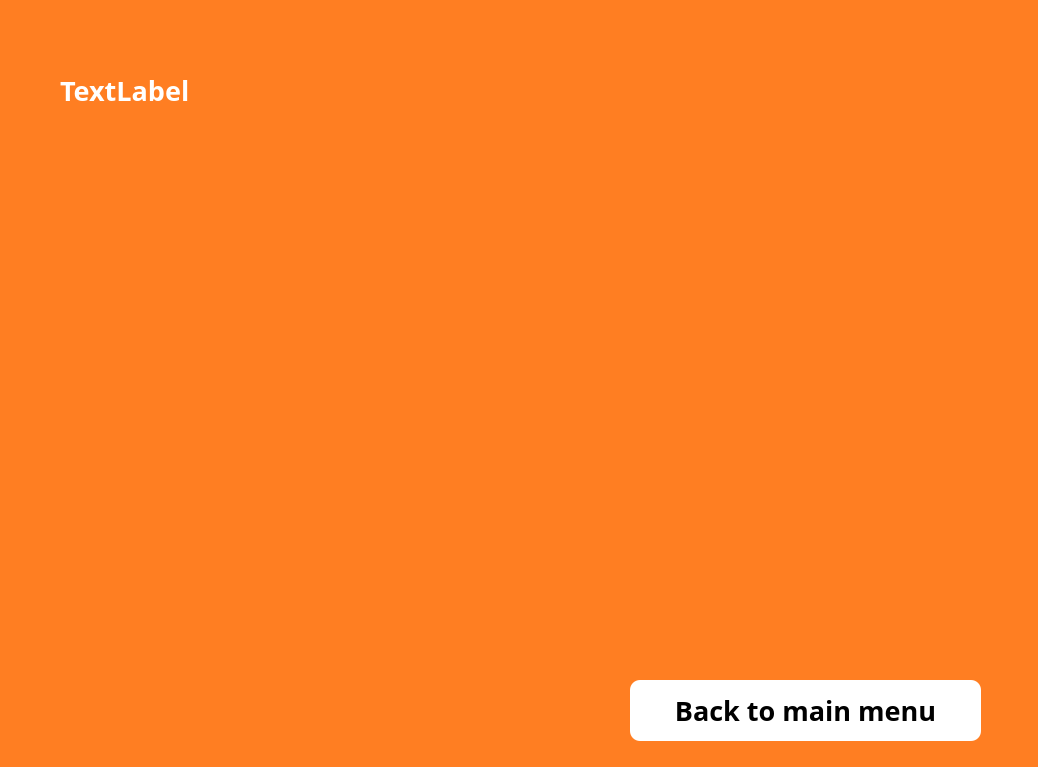
Old version of the form DailyQuarantineApp/DailyQuarantineApp/TreeGame.ui in the repository brasilnike/DNC.
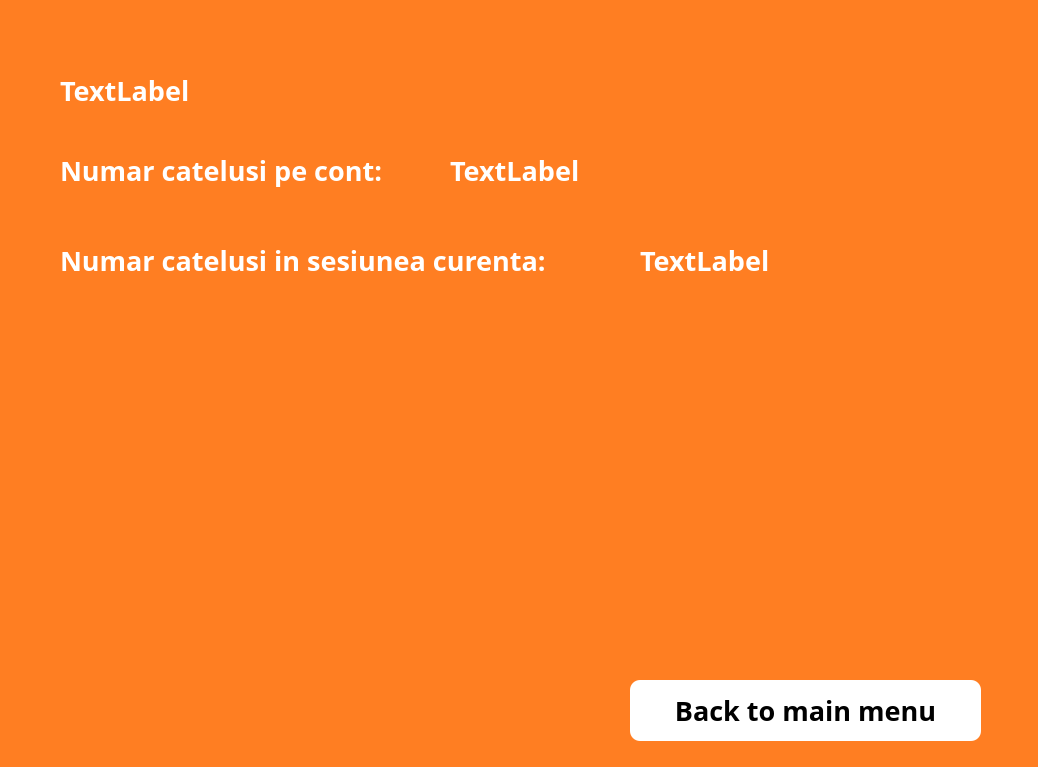
New version of the form. Icons and pictures are not drawn.

Commit message: Dogo Game Logic is now working

```diff
--- a/DailyQuarantineApp/DailyQuarantineApp/TreeGame.ui
+++ b/DailyQuarantineApp/DailyQuarantineApp/TreeGame.ui
@@ -236,6 +236,121 @@
         <string>Back to main menu</string>
        </property>
       </widget>
+      <widget class="QLabel" name="label">
+       <property name="geometry">
+        <rect>
+         <x>300</x>
+         <y>360</y>
+         <width>431</width>
+         <height>231</height>
+        </rect>
+       </property>
+       <property name="text">
+        <string/>
+       </property>
+       <property name="pixmap">
+        <pixmap>dog.png</pixmap>
+       </property>
+       <property name="scaledContents">
+        <bool>true</bool>
+       </property>
+      </widget>
+      <widget class="QLabel" name="label_2">
+       <property name="geometry">
+        <rect>
+         <x>60</x>
+         <y>140</y>
+         <width>421</width>
+         <height>61</height>
+        </rect>
+       </property>
+       <property name="font">
+        <font>
+         <family>Segoe UI Black</family>
+         <pointsize>20</pointsize>
+         <weight>75</weight>
+         <bold>true</bold>
+        </font>
+       </property>
+       <property name="styleSheet">
+        <string notr="true">color: rgb(255, 255, 255);</string>
+       </property>
+       <property name="text">
+        <string>Numar catelusi pe cont:</string>
+       </property>
+      </widget>
+      <widget class="QLabel" name="label_3">
+       <property name="geometry">
+        <rect>
+         <x>60</x>
+         <y>230</y>
+         <width>601</width>
+         <height>61</height>
+        </rect>
+       </property>
+       <property name="font">
+        <font>
+         <family>Segoe UI Black</family>
+         <pointsize>20</pointsize>
+         <weight>75</weight>
+         <bold>true</bold>
+        </font>
+       </property>
+       <property name="styleSheet">
+        <string notr="true">color: rgb(255, 255, 255);</string>
+       </property>
+       <property name="text">
+        <string>Numar catelusi in sesiunea curenta:</string>
+       </property>
+      </widget>
+      <widget class="QLabel" name="catelusiContText">
+       <property name="geometry">
+        <rect>
+         <x>450</x>
+         <y>150</y>
+         <width>221</width>
+         <height>41</height>
+        </rect>
+       </property>
+       <property name="font">
+        <font>
+         <family>Segoe UI Black</family>
+         <pointsize>20</pointsize>
+         <weight>75</weight>
+         <bold>true</bold>
+        </font>
+       </property>
+       <property name="styleSheet">
+        <string notr="true">color: rgb(255, 255, 255);</string>
+       </property>
+       <property name="text">
+        <string>TextLabel</string>
+       </property>
+      </widget>
+      <widget class="QLabel" name="catelusiText">
+       <property name="geometry">
+        <rect>
+         <x>640</x>
+         <y>240</y>
+         <width>221</width>
+         <height>41</height>
+        </rect>
+       </property>
+       <property name="font">
+        <font>
+         <family>Segoe UI Black</family>
+         <pointsize>20</pointsize>
+         <weight>75</weight>
+         <bold>true</bold>
+        </font>
+       </property>
+       <property name="styleSheet">
+        <string notr="true">color: rgb(255, 255, 255);</string>
+       </property>
+       <property name="text">
+        <string>TextLabel</string>
+       </property>
+      </widget>
      </widget>
     </widget>
    </item>
```
The commit also changes 4 other files.
